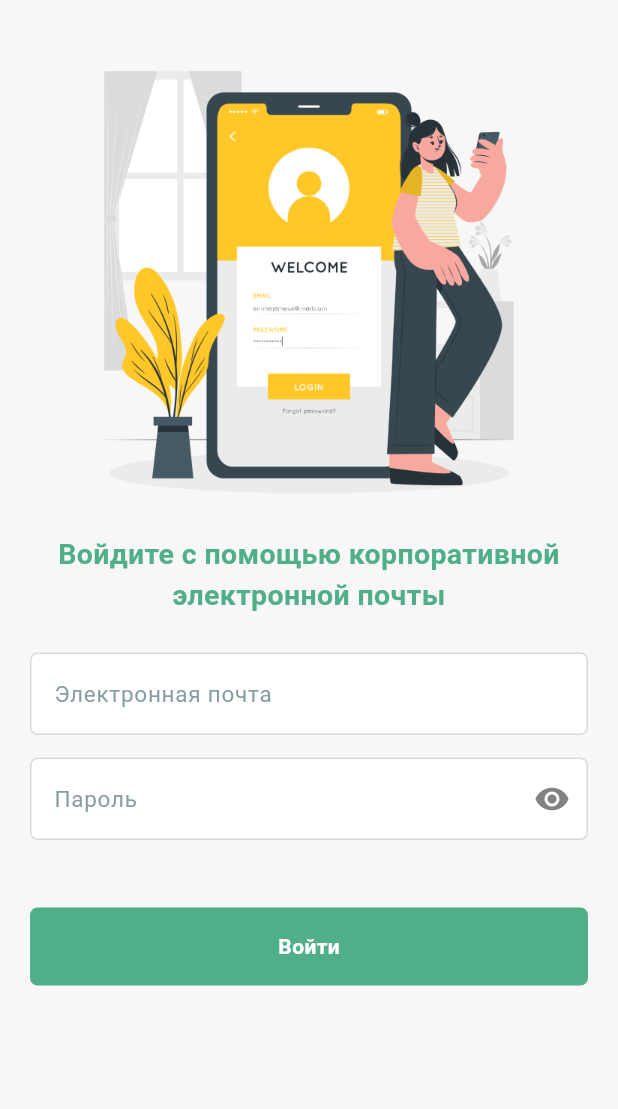
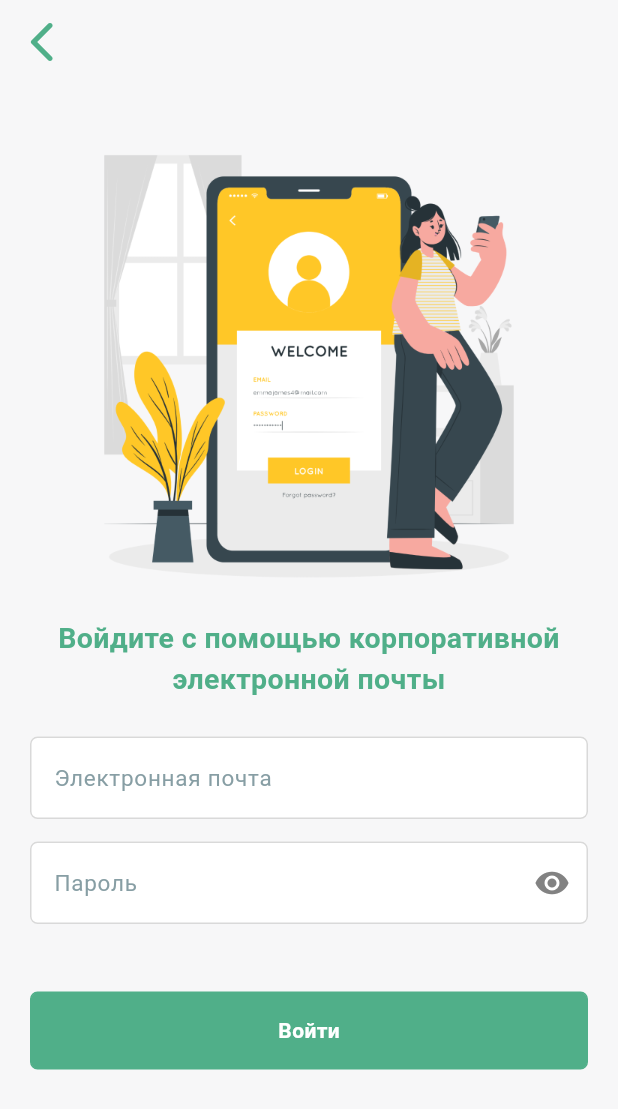
Before and after one commit to shaharex/tanym_test, a Flutter app: the SignInPage screen opened directly, on a phone screen of 412 x 824 dp. Shown: the top 1109 px of the screen. Run offline on Flutter 3.47's test engine with Material 3 defaults, Android fonts, the phone set to English and light mode, and no system bars; our stand-ins replace cloud_firestore, firebase_auth, firebase_core; accounts and stored records are empty.

Commit message:
fixed firebase login and small errors

```diff
--- a/lib/src/core/common/common_button.dart
+++ b/lib/src/core/common/common_button.dart
@@ -8,6 +8,8 @@ class CommonButton extends StatelessWidget {
   final Color background_color;
   final Color text_color;
   final double pad_size;
+  final double? fntSize;
+  final FontWeight? fntWeight;
 
   const CommonButton({
     super.key,
@@ -17,6 +19,8 @@ class CommonButton extends StatelessWidget {
     this.background_color = AppColors.primary_color,
     this.text_color = AppColors.white_color,
     this.pad_size = 20,
+    this.fntSize,
+    this.fntWeight = FontWeight.bold,
   });
 
   @override
@@ -38,8 +42,9 @@ class CommonButton extends StatelessWidget {
           child: Text(
             text,
             style: TextStyle(
+              fontSize: fntSize,
               color: text_color,
-              fontWeight: FontWeight.bold,
+              fontWeight: fntWeight,
             ),
           ),
         ),
--- a/lib/src/features/login/sign_in_page.dart
+++ b/lib/src/features/login/sign_in_page.dart
@@ -43,8 +43,20 @@ class _SignInPageState extends State<SignInPage> {
 
   @override
   Widget build(BuildContext context) {
-    return SafeArea(
-      child: Scaffold(
+    return Scaffold(
+      appBar: AppBar(
+        backgroundColor: AppColors.background_color,
+        leading: IconButton(
+          icon: const Icon(
+            Icons.arrow_back_ios_new_rounded,
+            color: AppColors.primary_color,
+            size: 32,
+          ),
+          onPressed: () {
+            Navigator.pop(context);
+          },
+        ),
+      ),
       backgroundColor: AppColors.background_color,
       body: SingleChildScrollView(
         child: Padding(
@@ -79,7 +91,6 @@ class _SignInPageState extends State<SignInPage> {
                   onPressed: () {
                     setState(() {
                       obscurePassword = !obscurePassword;
-
                       if (obscurePassword) {
                         iconPassword = Icons.remove_red_eye_rounded;
                         suffixColor = AppColors.dark_grey_color;
@@ -97,9 +108,7 @@ class _SignInPageState extends State<SignInPage> {
                 onTap: signIn,
                 text: 'Войти',
               ),
-                //const CircularProgressIndicator(),
             ],
-            ),
           ),
         ),
       ),
--- a/lib/src/features/onboarding/onboarding_page.dart
+++ b/lib/src/features/onboarding/onboarding_page.dart
@@ -4,7 +4,7 @@ import 'package:tanymtest_app/src/core/common/common_text.dart';
 import 'package:tanymtest_app/src/core/common/common_title.dart';
 import 'package:tanymtest_app/src/core/constants/app_colors.dart';
 import 'package:tanymtest_app/src/features/onboarding/data/onboarding_data.dart';
-import 'package:tanymtest_app/src/features/welcome_screen/welcome_page.dart';
+import 'package:tanymtest_app/src/features/onboarding/welcome_screen/welcome_page.dart';
 
 class OnboardingPage extends StatefulWidget {
   const OnboardingPage({super.key});
@@ -21,6 +21,7 @@ class _OnboardingPageState extends State<OnboardingPage> {
   @override
   Widget build(BuildContext context) {
     return Scaffold(
+      backgroundColor: AppColors.white_color,
       body: Padding(
         padding: const EdgeInsets.all(20.0),
         child: Column(
@@ -77,7 +78,7 @@ class _OnboardingPageState extends State<OnboardingPage> {
                     if (currentIndex != data.items.length - 1) {
                       currentIndex++;
                     } else {
-                      Navigator.of(context).pushReplacement(
+                      Navigator.of(context).push(
                         MaterialPageRoute(
                             builder: (context) => const WelcomePage()),
                       );
```
Also changed, not shown: lib/src/core/common/common_app_bar.dart (+37 -13 lines), lib/src/features/login/sign_up_page.dart (deleted, +0 -51 lines), lib/src/features/onboarding/welcome_screen/welcome_page.dart (added, +68 -0 lines), lib/src/features/profile/profile_page.dart (+24 -4 lines), lib/src/features/tests/components/progress_dot_widget.dart (+3 -3 lines), lib/src/features/tests/provider/test_provider.dart (+3 -10 lines), lib/src/features/tests/ui/mood/mood_page.dart (+15 -7 lines), lib/src/features/tests/ui/quiz/quiz_page.dart (+20 -48 lines), lib/src/features/tests/ui/tests/tests_page.dart (+3 -20 lines), lib/src/features/welcome_screen/welcome_page.dart (deleted, +0 -52 lines), lib/src/services/auth_service/auth_gate.dart (+3 -17 lines). Lines whose indentation alone changed are shown as unchanged.
